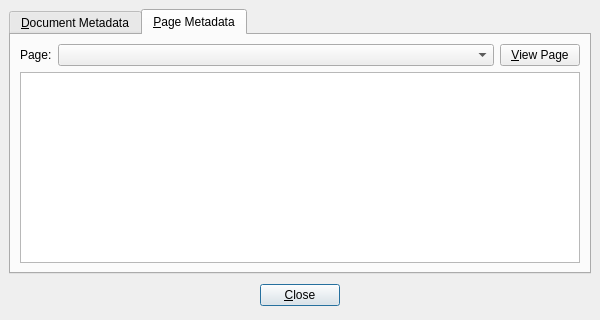
Qt form src/qdjviewmetadialog.ui (barak/djview4) before a commit.
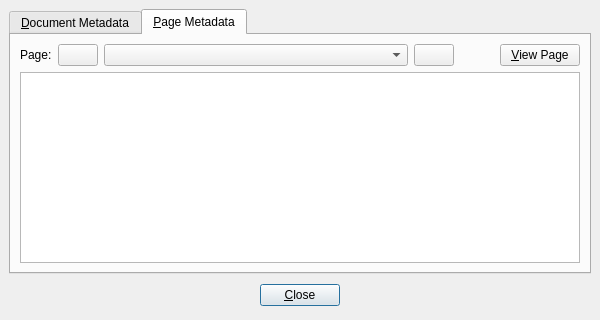
The same form after that commit. The open tabs and pages were chosen to show the change. Icons and pictures are not drawn.

Commit message: Removed initialPage optimization. Simplified handling of redisplays (via makelayout now). Beautified info and meta dialogs.

Patch:
```diff
--- a/src/qdjviewmetadialog.ui
+++ b/src/qdjviewmetadialog.ui
@@ -76,6 +76,13 @@
            </property>
           </widget>
          </item>
+         <item>
+          <widget class="QPushButton" name="prevButton" >
+           <property name="icon" >
+            <iconset resource="qdjview.qrc" >:/images/icon_prev.png</iconset>
+           </property>
+          </widget>
+         </item>
          <item>
           <widget class="QComboBox" name="pageCombo" >
            <property name="sizePolicy" >
@@ -88,6 +95,26 @@
            </property>
           </widget>
          </item>
+         <item>
+          <widget class="QPushButton" name="nextButton" >
+           <property name="icon" >
+            <iconset resource="qdjview.qrc" >:/images/icon_next.png</iconset>
+           </property>
+          </widget>
+         </item>
+         <item>
+          <spacer>
+           <property name="orientation" >
+            <enum>Qt::Horizontal</enum>
+           </property>
+           <property name="sizeHint" >
+            <size>
+             <width>40</width>
+             <height>20</height>
+            </size>
+           </property>
+          </spacer>
+         </item>
          <item>
           <widget class="QPushButton" name="jumpButton" >
            <property name="text" >
```
Left out of the diff: 4 changed lines with no effect on the pictures. The commit also changes 5 other files.
